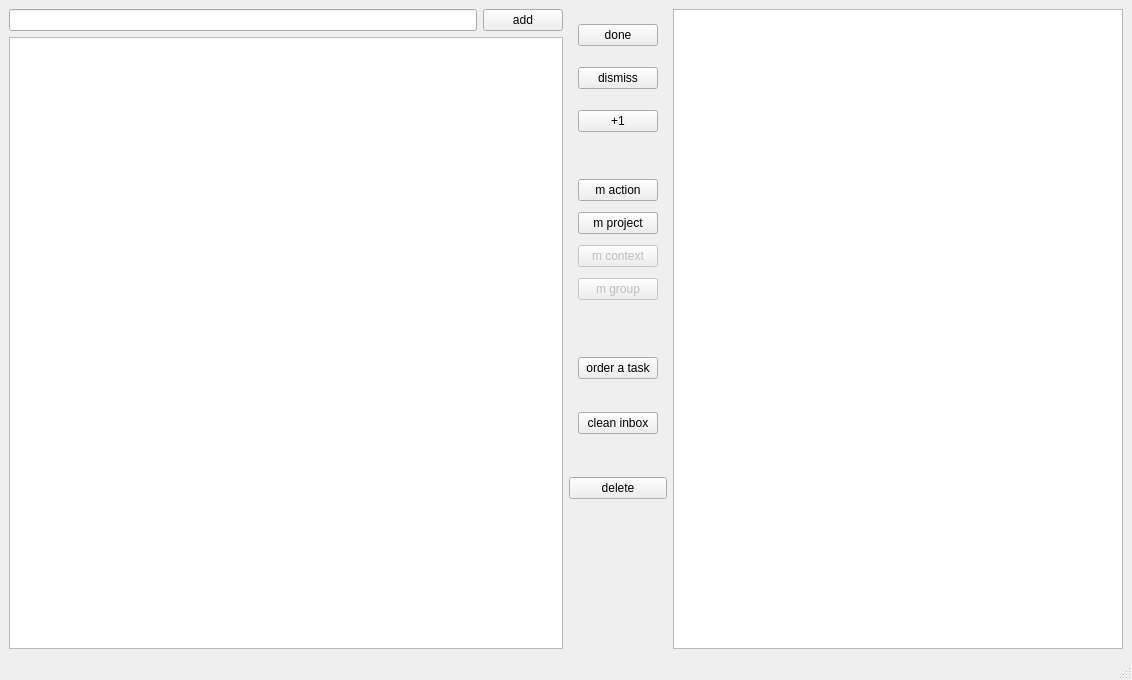
Old version of the form src/zeitmaschine.ui in the repository basmatix/zeitmaschine.
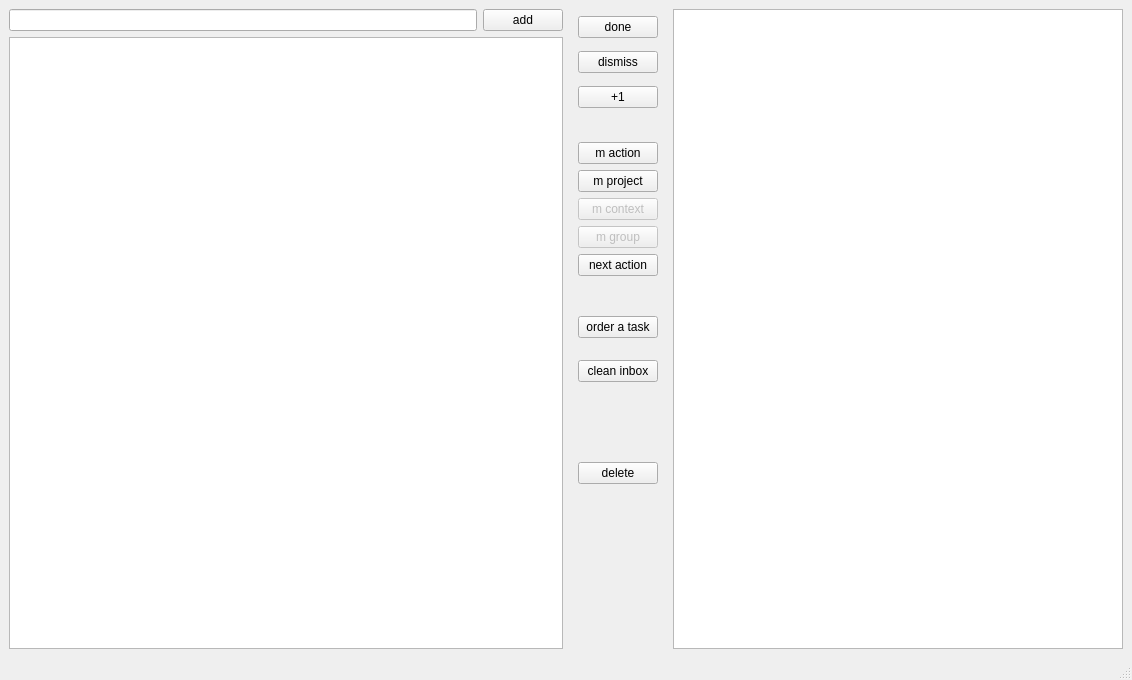
New version of the form. Icons and pictures are not drawn. Custom widgets are drawn as their Qt base class.

Commit message: enabled definition of next task

The edit to the form file:
```diff
--- a/src/zeitmaschine.ui
+++ b/src/zeitmaschine.ui
@@ -177,6 +177,13 @@
                  </property>
                 </widget>
                </item>
+               <item>
+                <widget class="QPushButton" name="pbMakeNextAction">
+                 <property name="text">
+                  <string>next action</string>
+                 </property>
+                </widget>
+               </item>
               </layout>
              </widget>
             </item>
@@ -216,11 +223,27 @@
            </layout>
           </item>
           <item>
+           <layout class="QVBoxLayout" name="verticalLayout_9">
+            <item>
+             <widget class="QWidget" name="widget_4" native="true">
+              <property name="sizePolicy">
+               <sizepolicy hsizetype="Preferred" vsizetype="Expanding">
+                <horstretch>0</horstretch>
+                <verstretch>0</verstretch>
+               </sizepolicy>
+              </property>
+              <layout class="QVBoxLayout" name="verticalLayout_10">
+               <item>
            <widget class="QPushButton" name="pbDelete">
             <property name="text">
              <string>delete</string>
             </property>
            </widget>
+               </item>
+              </layout>
+             </widget>
+            </item>
+           </layout>
           </item>
           <item>
            <spacer name="verticalSpacer">
```
Left out of the diff: 3 changed lines with no effect on the pictures. Lines whose indentation alone changed are shown as unchanged. The commit also changes 6 other files.
